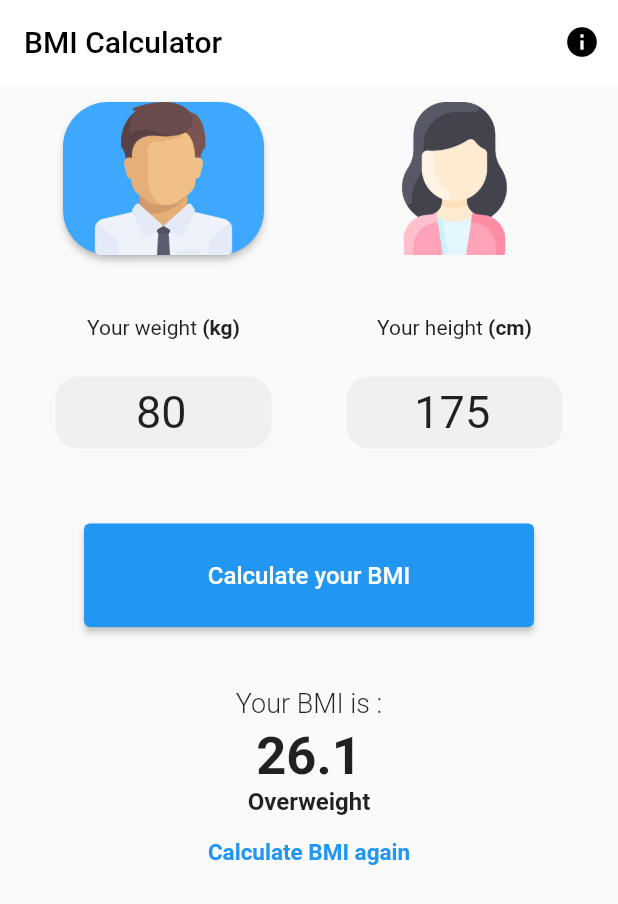
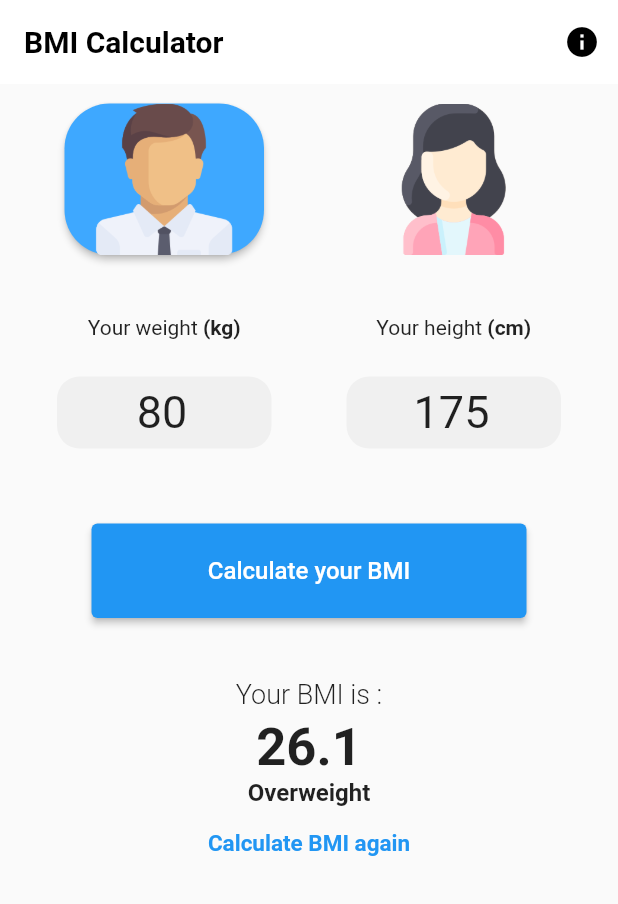
Before and after one commit to eduardoevaldt/imc_calculator_flutter, a Flutter app: the screen it shows after launch, after a tap on "Calculate your BMI", on a phone screen of 412 x 824 dp. Shown: the top 904 px of the screen. Run offline on Flutter 3.47's test engine with Material 2 defaults, Android fonts, the phone set to English and light mode, and no system bars.

Commit message:
Corrigido variavel bmiStats

```diff
--- a/lib/main.dart
+++ b/lib/main.dart
@@ -37,7 +37,7 @@ class _BmiCalculatorState extends State<BmiCalculator> {
   TextEditingController heightController = TextEditingController(text: "175");
   TextEditingController weightController = TextEditingController(text: "80");
 
-  var bmiStats;
+  var bmiStats = "-";
 
   void onCalculateAgain() {
     setState(() {
@@ -74,7 +74,10 @@ class _BmiCalculatorState extends State<BmiCalculator> {
       appBar: AppBar(
         title: Text(
           "BMI Calculator",
-          style: TextStyle(color: Colors.black),
+          style: TextStyle(
+            color: Colors.black,
+            fontWeight: FontWeight.bold,
+          ),
         ),
         elevation: 0.0,
         backgroundColor: Colors.white,
@@ -84,7 +87,7 @@ class _BmiCalculatorState extends State<BmiCalculator> {
       ),
       body: SingleChildScrollView(
         child: Padding(
-          padding: const EdgeInsets.all(12.0),
+          padding: const EdgeInsets.all(13.0),
           child: Column(
             mainAxisAlignment: MainAxisAlignment.start,
             crossAxisAlignment: CrossAxisAlignment.start,
@@ -187,13 +190,13 @@ class _BmiCalculatorState extends State<BmiCalculator> {
                 padding: const EdgeInsets.all(25.0),
                 child: Center(
                   child: SizedBox(
-                    width: 300,
+                    width: 290,
                     child: ElevatedButton(
                       onPressed: () {
                         onCalculateBmi();
                       },
                       style: ElevatedButton.styleFrom(
-                        padding: const EdgeInsets.all(25),
+                        padding: const EdgeInsets.all(22),
                       ),
                       child: const Text(
                         "Calculate your BMI",
```
